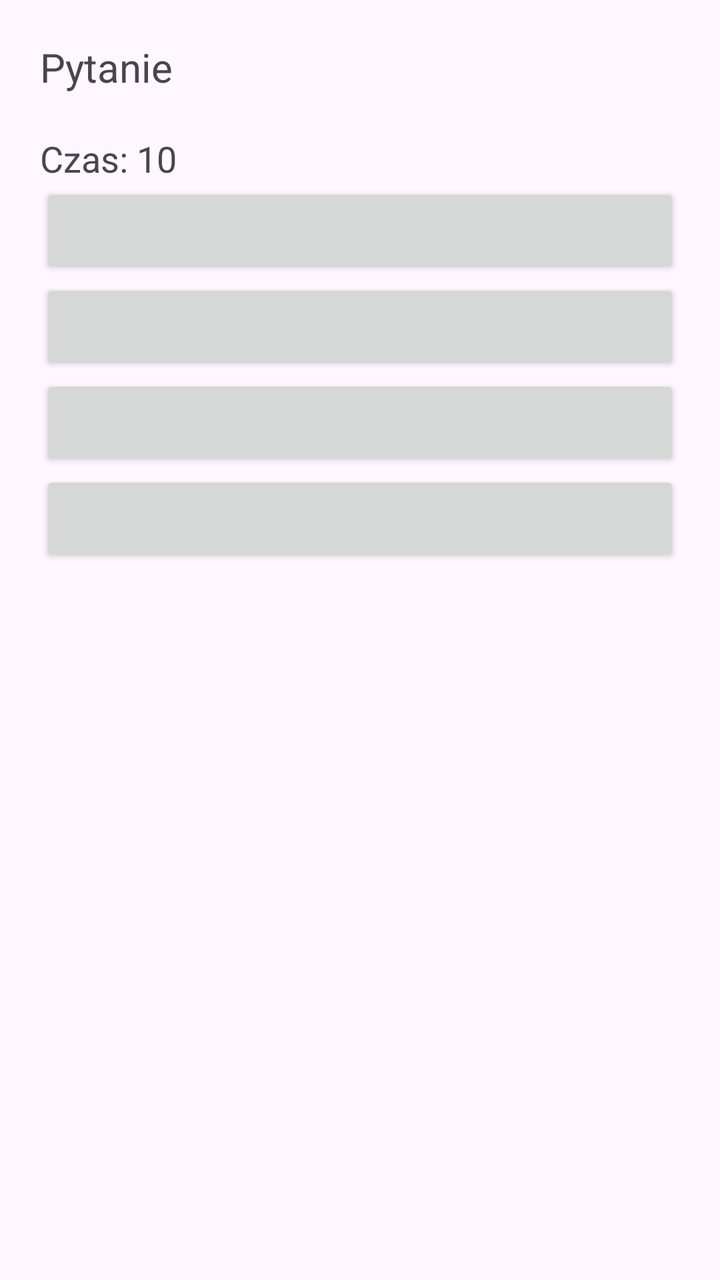
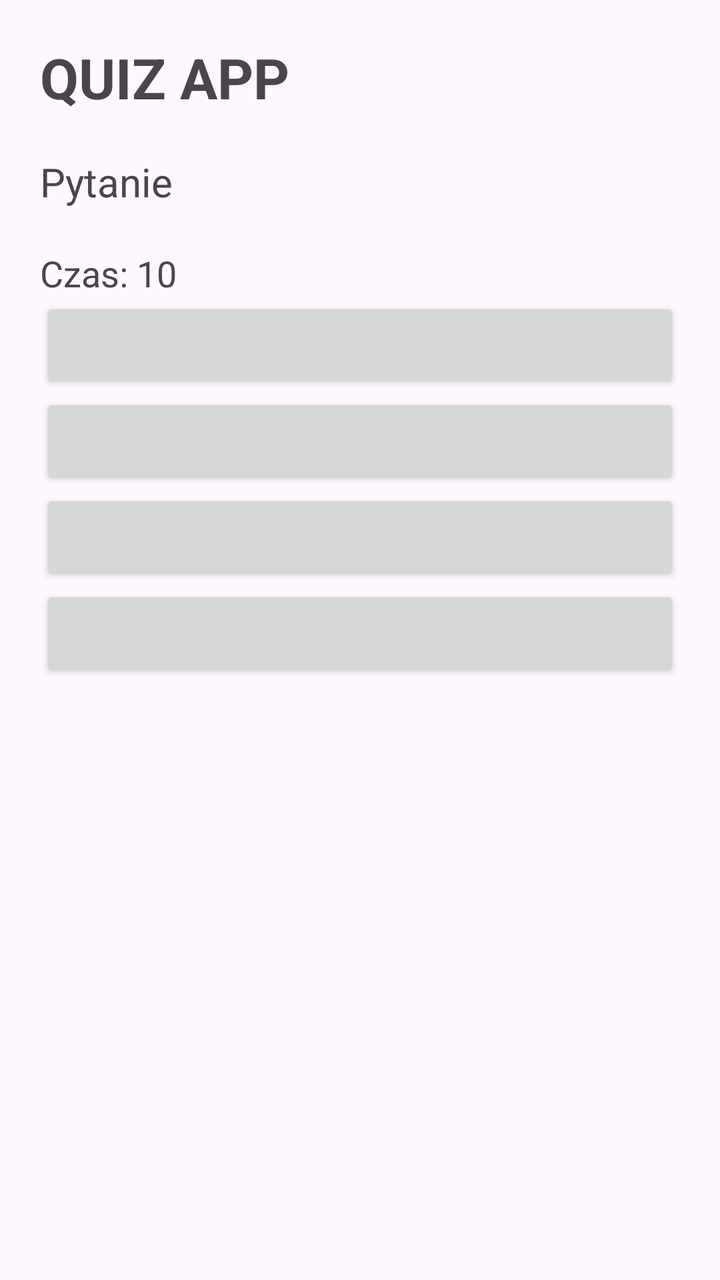

An Android layout rendered at two revisions. The XML below is the earlier revision; the diff shows what the commit changed to produce the second picture.
<!-- AndroidManifest.xml: application theme Theme.QuizApp -->
<!-- res/layout/activity_quiz.xml -->
<?xml version="1.0" encoding="utf-8"?>
<LinearLayout
    xmlns:android="http://schemas.android.com/apk/res/android"
    android:orientation="vertical"
    android:padding="20dp"
    android:layout_width="match_parent"
    android:layout_height="match_parent">

    <TextView
        android:id="@+id/txtQuestion"
        android:text="Pytanie"
        android:textSize="20sp"
        android:layout_width="match_parent"
        android:layout_height="wrap_content"
        android:paddingBottom="20dp"/>
    <TextView
        android:id="@+id/txtTimer"
        android:text="Czas: 10"
        android:textSize="18sp"
        android:layout_width="wrap_content"
        android:layout_height="wrap_content"/>

    <Button android:id="@+id/btnA" android:layout_width="match_parent" android:layout_height="wrap_content"/>
    <Button android:id="@+id/btnB" android:layout_width="match_parent" android:layout_height="wrap_content"/>
    <Button android:id="@+id/btnC" android:layout_width="match_parent" android:layout_height="wrap_content"/>
    <Button android:id="@+id/btnD" android:layout_width="match_parent" android:layout_height="wrap_content"/>

</LinearLayout>
<!-- resources referenced by this layout -->
<resources>
  <style name="Theme.QuizApp" parent="Base.Theme.QuizApp" />
  <style name="Base.Theme.QuizApp" parent="Theme.Material3.DayNight.NoActionBar">
          
          
      </style>
</resources>

<!-- the commit's change to res/layout/activity_quiz.xml (unified diff, before → after) -->
@@ -5,7 +5,14 @@
     android:padding="20dp"
     android:layout_width="match_parent"
     android:layout_height="match_parent">
-
+    <TextView
+        android:id="@+id/txtHeader"
+        android:layout_width="wrap_content"
+        android:layout_height="wrap_content"
+        android:text="QUIZ APP"
+        android:textSize="28sp"
+        android:textStyle="bold"
+        android:layout_marginBottom="20dp"/>
     <TextView
         android:id="@+id/txtQuestion"
         android:text="Pytanie"
